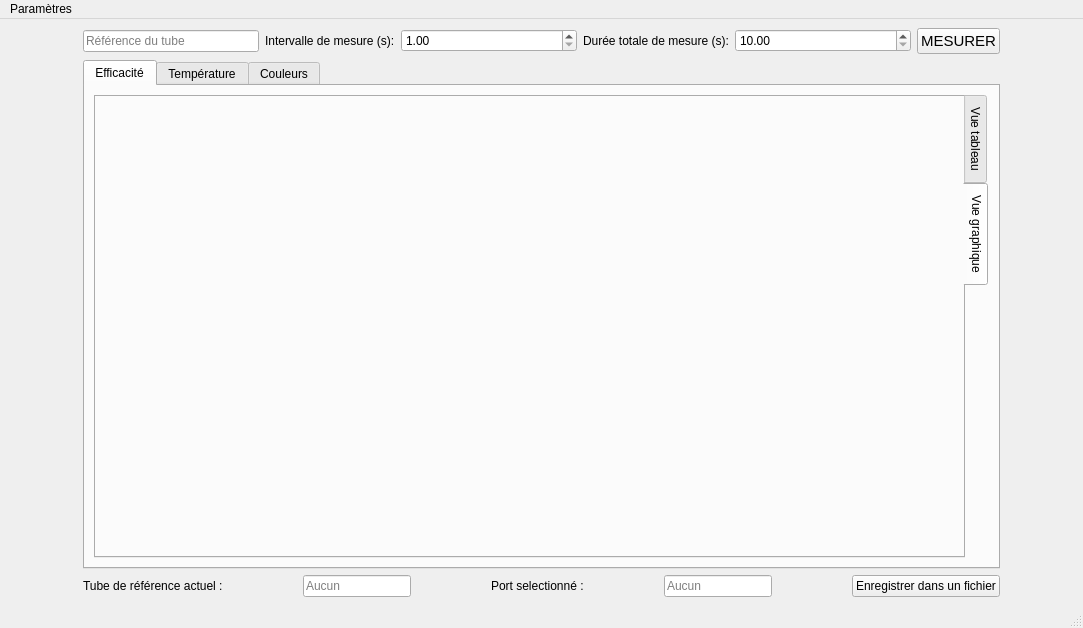
faniryxx/LED-Tester, file LED-Tester/index.ui: the form before one commit.
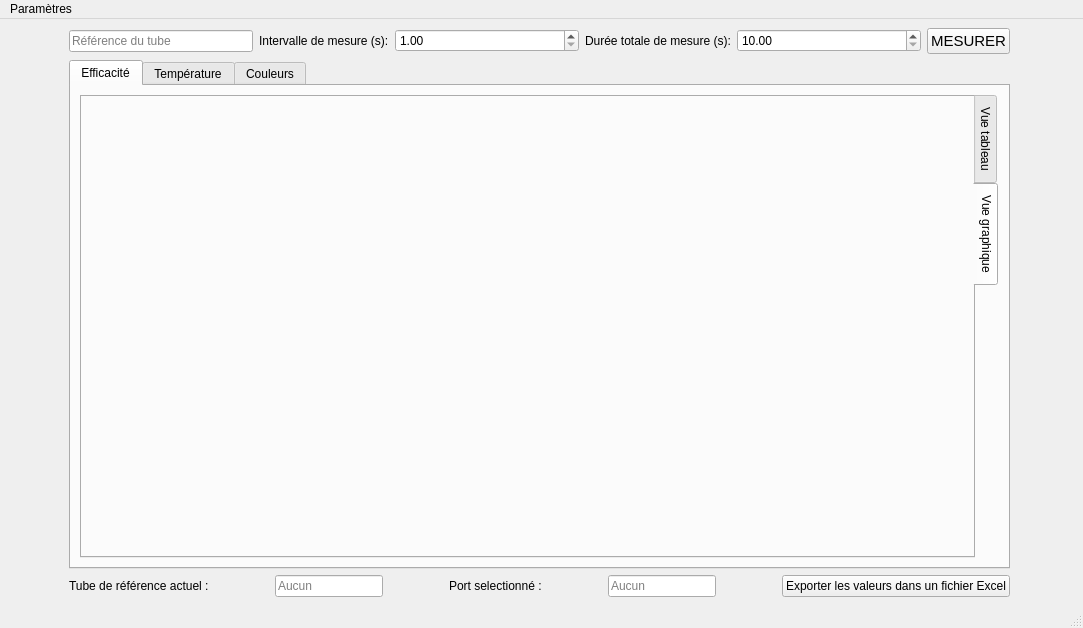
The form after the commit. Custom widgets are drawn as their Qt base class.

Commit message: Changement de (QAction) imprimer vers enregistrer + ajout de dialogue d'enregistrement de fichier

Patch:
```diff
--- a/LED-Tester/index.ui
+++ b/LED-Tester/index.ui
@@ -49,7 +49,7 @@
        </sizepolicy>
       </property>
       <property name="text">
-       <string>Enregistrer dans un fichier</string>
+       <string>Exporter les valeurs dans un fichier Excel</string>
       </property>
      </widget>
     </item>
```
Left out of the diff: 6 changed lines with no effect on the pictures. The commit also changes 2 other files.
